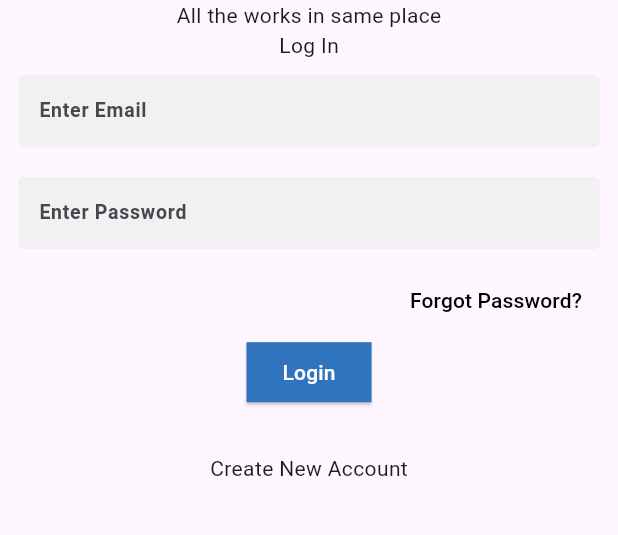
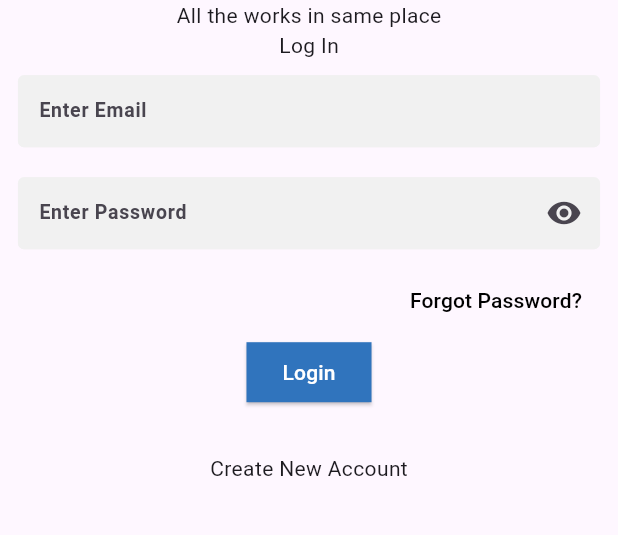
Before and after one commit to InvokeMe123/shramsansar, a Flutter app: the screen it shows after launch, scrolled down 56 dp, after a tap on "Login", on a phone screen of 412 x 824 dp, the part 295-830 px from its top. Run offline on Flutter 3.47's test engine with Material 3 defaults, Android fonts, the phone set to English and light mode, and no system bars; our stand-ins replace cached_network_image, dartz, dio, file_picker, flutter_html, flutter_riverpod and 6 more; missing offline and left inert: number_pagination; network calls fail.

Commit message:
login password visiblilty added

```diff
--- a/lib/features/auth/presentation/views/login/loginScreen.dart
+++ b/lib/features/auth/presentation/views/login/loginScreen.dart
@@ -29,6 +29,9 @@ class _LoginScreenState extends ConsumerState<LoginScreen> {
   String device_token =
       'fiRiB9DySGO4dzQG8-Qu7y:APA91bGIoNhOM1Ub8a6u7TN3SDd1DO3HahpS8DIqW0p_vf5eJQgICh5Byt6F8CqjGJLdWof2IadqdSXwVYxZfEyTCY-pB2zLs6u9ZtyQSWSnQ5w-RAIa61czHzJ-FqxGdtMyt7HnUQ_A';
   String token = '';
+  bool isVisible = false;
+  Icon visible = Icon(Icons.visibility);
+  Icon notVisible = Icon(Icons.visibility_off_outlined);
 
   login() async {
     SharedPreferences prefs = await SharedPreferences.getInstance();
@@ -71,6 +74,15 @@ class _LoginScreenState extends ConsumerState<LoginScreen> {
                 hintText: 'Enter Email',
               ),
               CustomTextformFormField(
+                obscureText: isVisible,
+                issuffixIconrequired: GestureDetector(
+                  onTap: () {
+                    setState(() {
+                      isVisible = !isVisible;
+                    });
+                  },
+                  child: isVisible ? notVisible : visible,
+                ),
                 keyboardType: TextInputType.visiblePassword,
                 controller: _passwordController,
                 textInputAction: TextInputAction.next,
```
